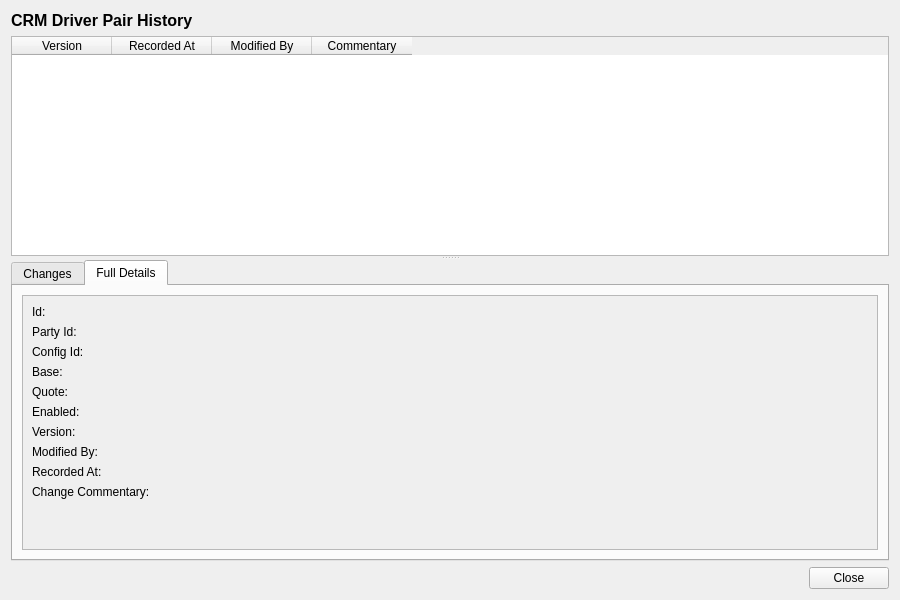
Before: the Qt Designer form projects/ores.qt/refdata/ui/CrmDriverPairHistoryDialog.ui in OreStudio/OreStudio, drawn with Qt 5.
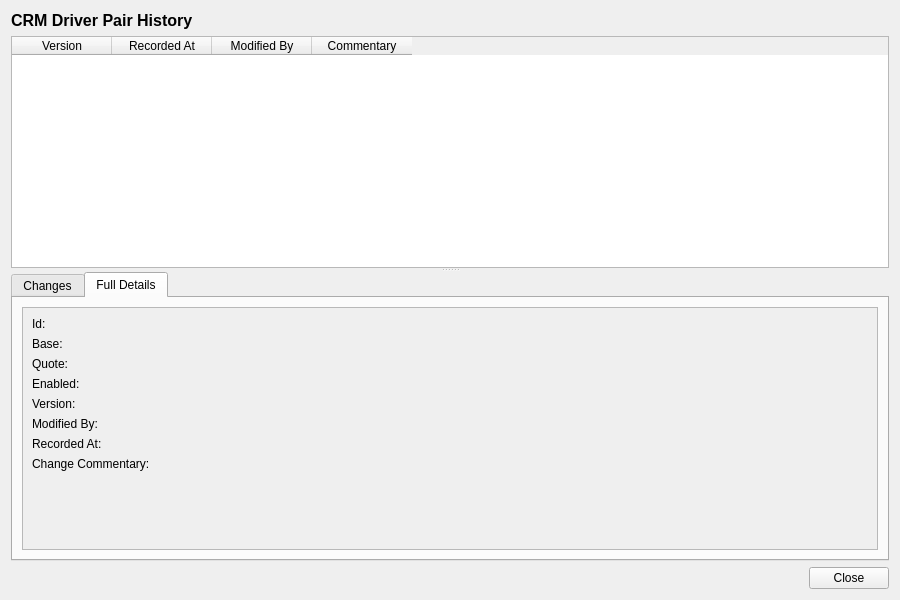
After: the same form once the commit is applied. The open tabs and pages were chosen to show the change.

Commit message: [qt] Hide party_id, flag currency codes, keep config_id list-only on CRM entities

Patch:
```diff
--- a/projects/ores.qt/refdata/ui/CrmDriverPairHistoryDialog.ui
+++ b/projects/ores.qt/refdata/ui/CrmDriverPairHistoryDialog.ui
@@ -164,125 +164,97 @@
                 </widget>
                </item>
                <item row="1" column="0">
-                <widget class="QLabel" name="party_idLabel">
-                 <property name="text">
-                  <string>Party Id:</string>
-                 </property>
-                </widget>
-               </item>
-               <item row="1" column="1">
-                <widget class="QLabel" name="partyIdValue">
-                 <property name="text">
-                  <string/>
-                 </property>
-                </widget>
-               </item>
-               <item row="2" column="0">
-                <widget class="QLabel" name="config_idLabel">
-                 <property name="text">
-                  <string>Config Id:</string>
-                 </property>
-                </widget>
-               </item>
-               <item row="2" column="1">
-                <widget class="QLabel" name="configIdValue">
-                 <property name="text">
-                  <string/>
-                 </property>
-                </widget>
-               </item>
-               <item row="3" column="0">
                 <widget class="QLabel" name="base_currency_codeLabel">
                  <property name="text">
                   <string>Base:</string>
                  </property>
                 </widget>
                </item>
-               <item row="3" column="1">
+               <item row="1" column="1">
                 <widget class="QLabel" name="baseCcyValue">
                  <property name="text">
                   <string/>
                  </property>
                 </widget>
                </item>
-               <item row="4" column="0">
+               <item row="2" column="0">
                 <widget class="QLabel" name="quote_currency_codeLabel">
                  <property name="text">
                   <string>Quote:</string>
                  </property>
                 </widget>
                </item>
-               <item row="4" column="1">
+               <item row="2" column="1">
                 <widget class="QLabel" name="quoteCcyValue">
                  <property name="text">
                   <string/>
                  </property>
                 </widget>
                </item>
-               <item row="5" column="0">
+               <item row="3" column="0">
                 <widget class="QLabel" name="enabledLabel">
                  <property name="text">
                   <string>Enabled:</string>
                  </property>
                 </widget>
                </item>
-               <item row="5" column="1">
+               <item row="3" column="1">
                 <widget class="QLabel" name="enabledCheckBox">
                  <property name="text">
                   <string/>
                  </property>
                 </widget>
                </item>
-               <item row="6" column="0">
+               <item row="4" column="0">
                 <widget class="QLabel" name="versionNumberLabel">
                  <property name="text">
                   <string>Version:</string>
                  </property>
                 </widget>
                </item>
-               <item row="6" column="1">
+               <item row="4" column="1">
                 <widget class="QLabel" name="versionNumberValue">
                  <property name="text">
                   <string/>
                  </property>
                 </widget>
                </item>
-               <item row="7" column="0">
+               <item row="5" column="0">
                 <widget class="QLabel" name="modifiedByLabel">
                  <property name="text">
                   <string>Modified By:</string>
                  </property>
                 </widget>
                </item>
-               <item row="7" column="1">
+               <item row="5" column="1">
                 <widget class="QLabel" name="modifiedByValue">
                  <property name="text">
                   <string/>
                  </property>
                 </widget>
                </item>
-               <item row="8" column="0">
+               <item row="6" column="0">
                 <widget class="QLabel" name="recordedAtLabel">
                  <property name="text">
                   <string>Recorded At:</string>
                  </property>
                 </widget>
                </item>
-               <item row="8" column="1">
+               <item row="6" column="1">
                 <widget class="QLabel" name="recordedAtValue">
                  <property name="text">
                   <string/>
                  </property>
                 </widget>
                </item>
-               <item row="9" column="0">
+               <item row="7" column="0">
                 <widget class="QLabel" name="changeCommentaryLabel">
                  <property name="text">
                   <string>Change Commentary:</string>
                  </property>
                 </widget>
                </item>
-               <item row="9" column="1">
+               <item row="7" column="1">
                 <widget class="QLabel" name="changeCommentaryValue">
                  <property name="text">
                   <string/>
```
The commit also changes 36 other files.
